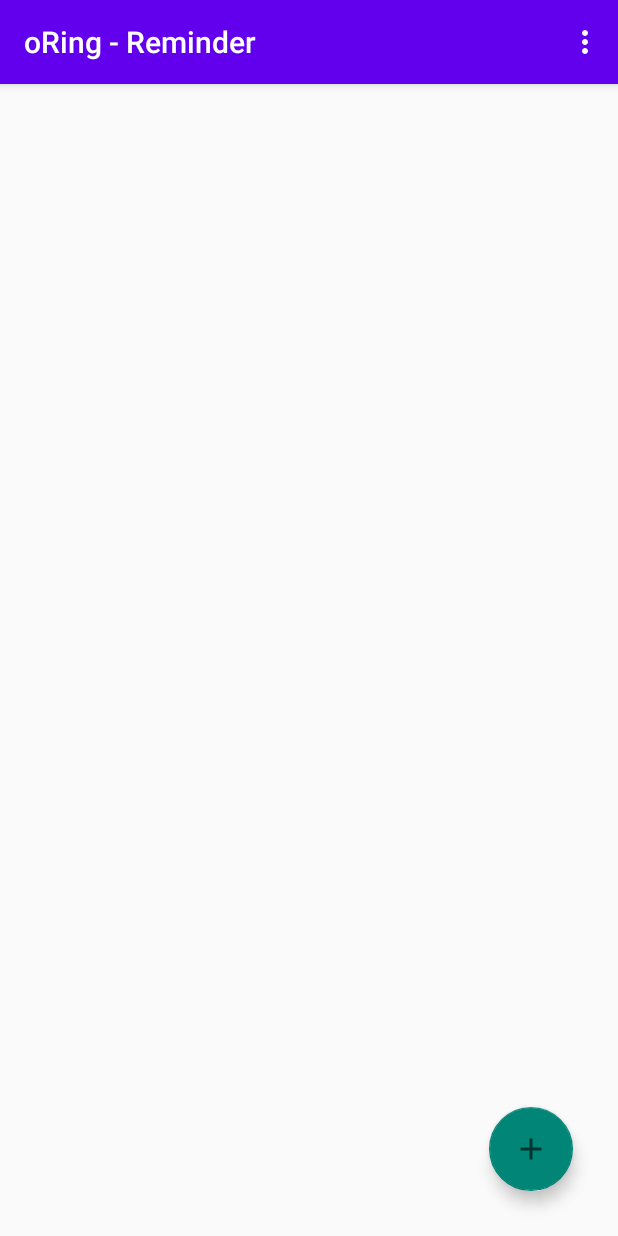
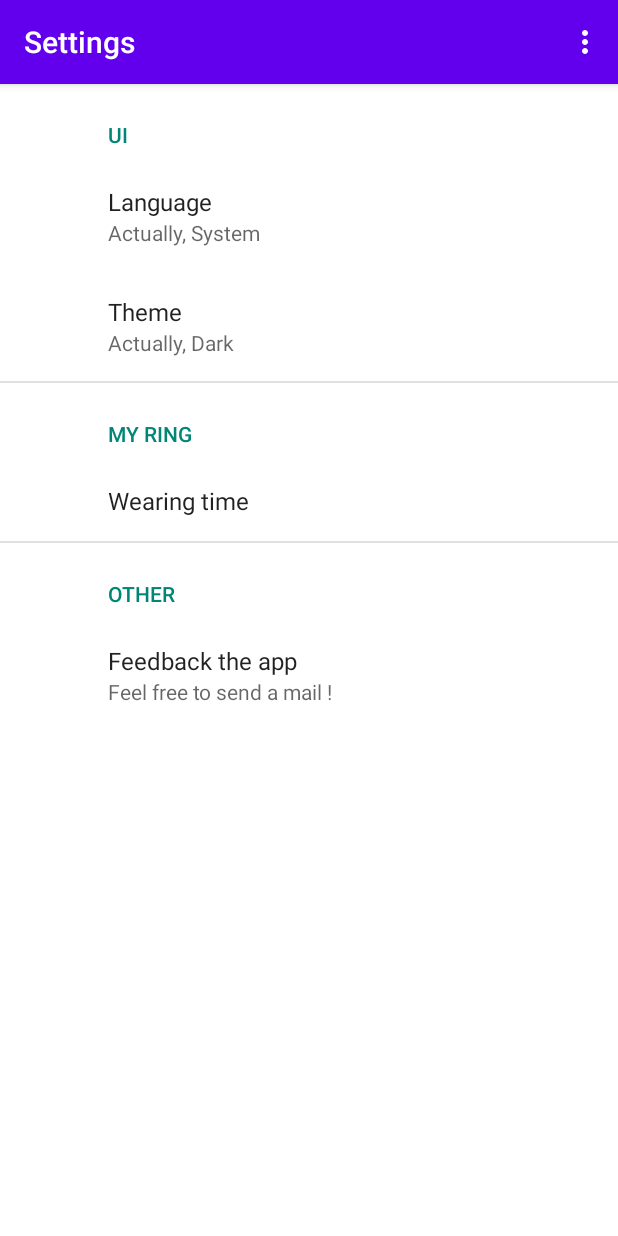
Before and after one commit to lubenard/oRing_Reminder, an Android app: the screen it shows after launch (MainActivity), in the options menu, after a tap on "Settings", on a phone screen of 412 x 824 dp. Run offline under Robolectric (Android 15) with nearby library versions, the phone set to English and light mode, and no system bars; our stand-ins replace androidx.preference; 1 statement that could not run was skipped.

Commit message:
Implemented basic Setting Fragment + ability to set wearing time

```diff
--- a/app/src/main/java/com/lubenard/oring_reminder/MainActivity.java
+++ b/app/src/main/java/com/lubenard/oring_reminder/MainActivity.java
@@ -91,9 +91,9 @@ public class MainActivity extends AppCompatActivity {
 
         if (id == R.id.action_settings) {
             //Launch settings page
-            /*getSupportFragmentManager().beginTransaction()
+            getSupportFragmentManager().beginTransaction()
                     .replace(android.R.id.content, new SettingsFragment(), null)
-                    .addToBackStack(null).commit();*/
+                    .addToBackStack(null).commit();
             return true;
         }
         return super.onOptionsItemSelected(item);
--- /dev/null
+++ b/app/src/main/java/com/lubenard/oring_reminder/SettingsFragment.java
@@ -0,0 +1,136 @@
+package com.lubenard.oring_reminder;
+
+import android.app.Activity;
+import android.content.Intent;
+import android.content.res.Configuration;
+import android.content.res.Resources;
+import android.net.Uri;
+import android.os.Bundle;
+import android.util.DisplayMetrics;
+import android.util.Log;
+import android.view.LayoutInflater;
+import android.view.View;
+import android.view.ViewGroup;
+
+
+import androidx.annotation.IntegerRes;
+import androidx.appcompat.app.AppCompatDelegate;
+import androidx.fragment.app.FragmentManager;
+import androidx.fragment.app.FragmentTransaction;
+import androidx.preference.PreferenceFragmentCompat;
+import androidx.preference.Preference;
+
+import java.util.Locale;
+
+/**
+ * Settings page.
+ */
+public class SettingsFragment extends PreferenceFragmentCompat {
+
+    public static final String TAG = "SettingsActivity";
+    private static Activity activity;
+
+    @Override
+    public View onCreateView(LayoutInflater inflater, ViewGroup container, Bundle savedInstanceState) {
+        View view = super.onCreateView(inflater, container, savedInstanceState);
+        view.setBackgroundColor(getResources().getColor(android.R.color.white));
+        return view;
+    }
+
+    @Override
+    public void onCreatePreferences(Bundle savedInstanceState, String rootKey) {
+        setPreferencesFromResource(R.xml.settings_fragment, rootKey);
+        activity = getActivity();
+        activity.setTitle(R.string.action_settings);
+
+        // Language change listener
+        final Preference language = findPreference("ui_language");
+        language.setOnPreferenceChangeListener(new Preference.OnPreferenceChangeListener() {
+            @Override
+            public boolean onPreferenceChange(Preference preference, Object newValue) {
+                Log.d(TAG, "Language value has changed for " + newValue);
+                switch (newValue.toString()) {
+                    case "en":
+                        setAppLocale("en-us");
+                        break;
+                    case "fr":
+                        setAppLocale("fr");
+                        break;
+                    case "system":
+                        break;
+                }
+                return true;
+            }
+        });
+
+        // Theme change listener
+        final Preference theme = findPreference("ui_theme");
+        theme.setOnPreferenceChangeListener(new Preference.OnPreferenceChangeListener() {
+            @Override
+            public boolean onPreferenceChange(Preference preference, Object newValue) {
+                Log.d(TAG, "Theme value has changed for " + newValue);
+                switch (newValue.toString()) {
+                    case "dark":
+                        AppCompatDelegate.setDefaultNightMode(AppCompatDelegate.MODE_NIGHT_YES);
+                        break;
+                    case "white":
+                        AppCompatDelegate.setDefaultNightMode(AppCompatDelegate.MODE_NIGHT_NO);
+                        break;
+                    case "battery_saver":
+                        AppCompatDelegate.setDefaultNightMode(AppCompatDelegate.MODE_NIGHT_AUTO_BATTERY);
+                        break;
+                    case "system":
+                        AppCompatDelegate.setDefaultNightMode(AppCompatDelegate.MODE_NIGHT_FOLLOW_SYSTEM);
+                        break;
+                }
+                return true;
+            }
+        });
+
+        // feedback preference click listener
+        Preference wearing_time = findPreference("myring_wearing_time");
+        wearing_time.setOnPreferenceChangeListener(new Preference.OnPreferenceChangeListener() {
+            @Override
+            public boolean onPreferenceChange(Preference preference, Object newValue) {
+                int newTimeWeared = Integer.parseInt(newValue.toString());
+                if (newTimeWeared < 13) {
+                    // Show alert saying this can be dangerous
+                } else if (newTimeWeared > 18) {
+                    // Show alert saying this can be dangerous
+                }
+                return true;
+            }
+        });
+
+        // feedback preference click listener
+        Preference feedback = findPreference("other_feedback");
+        feedback.setOnPreferenceClickListener(new Preference.OnPreferenceClickListener() {
+            public boolean onPreferenceClick(Preference preference) {
+                Intent emailIntent = new Intent(Intent.ACTION_SENDTO, Uri.fromParts(
+                        "mailto","escatrag@gmail.com", null));
+                emailIntent.putExtra(Intent.EXTRA_SUBJECT, "oRing - Reminder");
+                emailIntent.putExtra(Intent.EXTRA_TEXT, "Body");
+                startActivity(Intent.createChooser(emailIntent, "Send email..."));
+                return true;
+            }
+        });
+    }
+
+    public static void restartActivity() {
+        activity.recreate();
+    }
+
+    private final void setAppLocale(String localeCode) {
+        Locale myLocale = new Locale(localeCode);
+        Resources res = getResources();
+        DisplayMetrics dm = res.getDisplayMetrics();
+        Configuration conf = res.getConfiguration();
+        conf.locale = myLocale;
+        res.updateConfiguration(conf, dm);
+        FragmentManager fragmentManager = getFragmentManager();
+        FragmentTransaction fragmentTransaction = fragmentManager.beginTransaction();
+        SettingsFragment fragment = new SettingsFragment();
+        fragmentTransaction.replace(android.R.id.content, fragment);
+        fragmentTransaction.commit();
+    }
+}
--- /dev/null
+++ b/app/src/main/res/values/arrays.xml
@@ -0,0 +1,32 @@
+<?xml version="1.0" encoding="utf-8"?>
+<resources>
+    <string-array name="ui_language_titles">
+        <item>@string/settings_ui_system</item>
+        <item>@string/settings_ui_language_EN</item>
+        <item>@string/settings_ui_language_FR</item>
+    </string-array>
+
+    <string-array name="ui_language_values">
+        <item>system</item>
+        <item>en</item>
+        <item>fr</item>
+    </string-array>
+
+    <string-array name="ui_theme_titles">
+        <item>@string/settings_ui_theme_clear</item>
+        <item>@string/settings_ui_theme_dark</item>
+        <item>@string/settings_ui_theme_black</item>
+        <item>@string/settings_ui_theme_battery_saver</item>
+        <item>@string/settings_ui_system</item>
+    </string-array>
+
+    <string-array name="ui_theme_values">
+        <item>white</item>
+        <item>dark</item>
+        <item>black</item>
+        <item>battery_saver</item>
+        <item>system</item>
+    </string-array>
+    <string name="settings_ui_language_EN">English</string>
+    <string name="settings_ui_language_FR">Francais</string>
+</resources>
--- a/app/src/main/res/values/strings.xml
+++ b/app/src/main/res/values/strings.xml
@@ -5,4 +5,13 @@
     <string name="action_delete">Delete this entry</string>
     <string name="alertdialog_delete_entry">Delete this entry ?</string>
     <string name="alertdialog_delete_contact_body">Are you sure ? This cannot be undone !</string>
+    <string name="settings_ui_theme_clear">Clear</string>
+    <string name="settings_ui_theme_dark">Dark</string>
+    <string name="settings_ui_theme_black">Black</string>
+    <string name="settings_ui_theme_battery_saver">Battery saver</string>
+    <string name="settings_ui_system">System</string>
+    <string name="ui_language_title">Language</string>
+    <string name="ui_theme_title">Theme</string>
+    <string name="settings_other_feedback_title">Feedback the app</string>
+    <string name="settings_other_feedback_description">Feel free to send a mail !</string>
 </resources>
--- /dev/null
+++ b/app/src/main/res/xml/settings_fragment.xml
@@ -0,0 +1,53 @@
+<?xml version="1.0" encoding="utf-8"?>
+<!-- Following this page https://developer.android.com/guide/topics/ui/settings,
+     this file need to be in this folder -->
+
+<PreferenceScreen
+    xmlns:android="http://schemas.android.com/apk/res/android"
+    xmlns:app="http://schemas.android.com/apk/res-auto"
+    android:background="@android:color/white">
+
+    <PreferenceCategory
+        app:key="cat_ui"
+        app:title="UI">
+
+        <ListPreference
+            android:key="ui_language"
+            android:title="@string/ui_language_title"
+            app:summary="Actually, %s"
+            android:entries="@array/ui_language_titles"
+            android:entryValues="@array/ui_language_values"
+            android:defaultValue="system"/>
+
+        <ListPreference
+            android:key="ui_theme"
+            android:title="@string/ui_theme_title"
+            app:summary="Actually, %s"
+            android:entries="@array/ui_theme_titles"
+            android:entryValues="@array/ui_theme_values"
+            android:defaultValue="dark"/>
+    </PreferenceCategory>
+
+    <PreferenceCategory
+        app:key="cat_myring"
+        app:title="MY RING">
+
+        <EditTextPreference
+            android:defaultValue="15"
+            android:key="myring_wearing_time"
+            android:selectAllOnFocus="true"
+            android:singleLine="true"
+            android:title="Wearing time" />
+    </PreferenceCategory>
+
+    <PreferenceCategory
+        app:key="cat_other"
+        app:title="OTHER">
+
+        <Preference
+            app:key="other_feedback"
+            app:title="@string/settings_other_feedback_title"
+            app:summary="@string/settings_other_feedback_description"/>
+    </PreferenceCategory>
+
+</PreferenceScreen>
```
Also changed, not shown: app/src/main/java/com/lubenard/oring_reminder/EntryDetails.java (+11 -3 lines).
